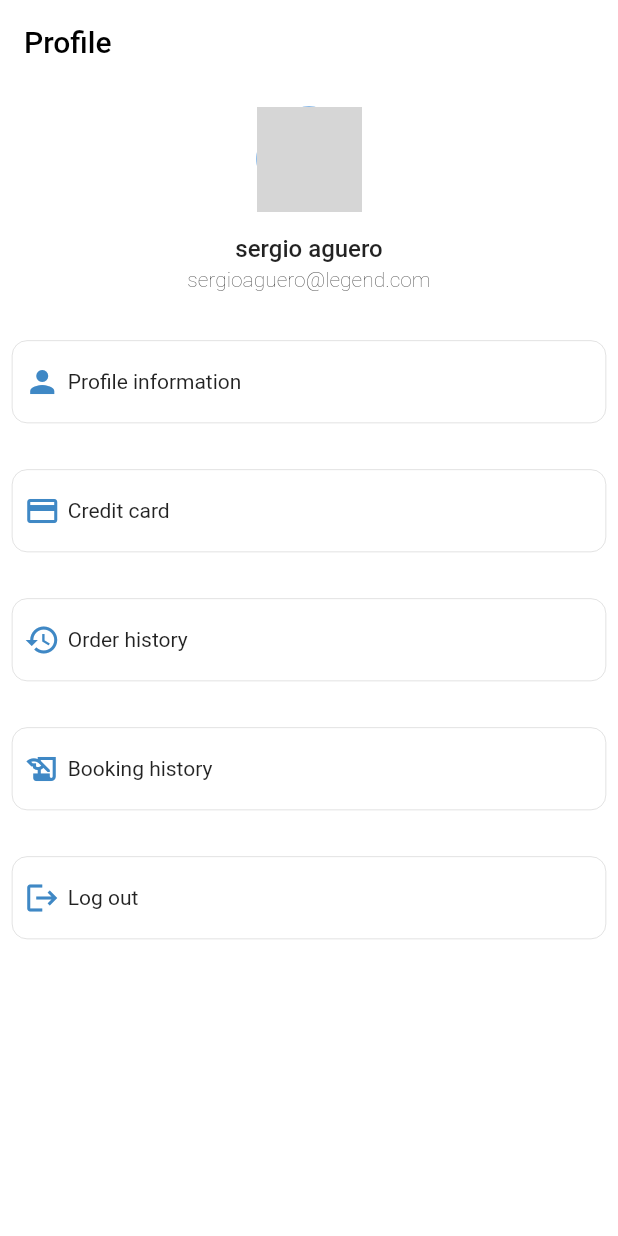
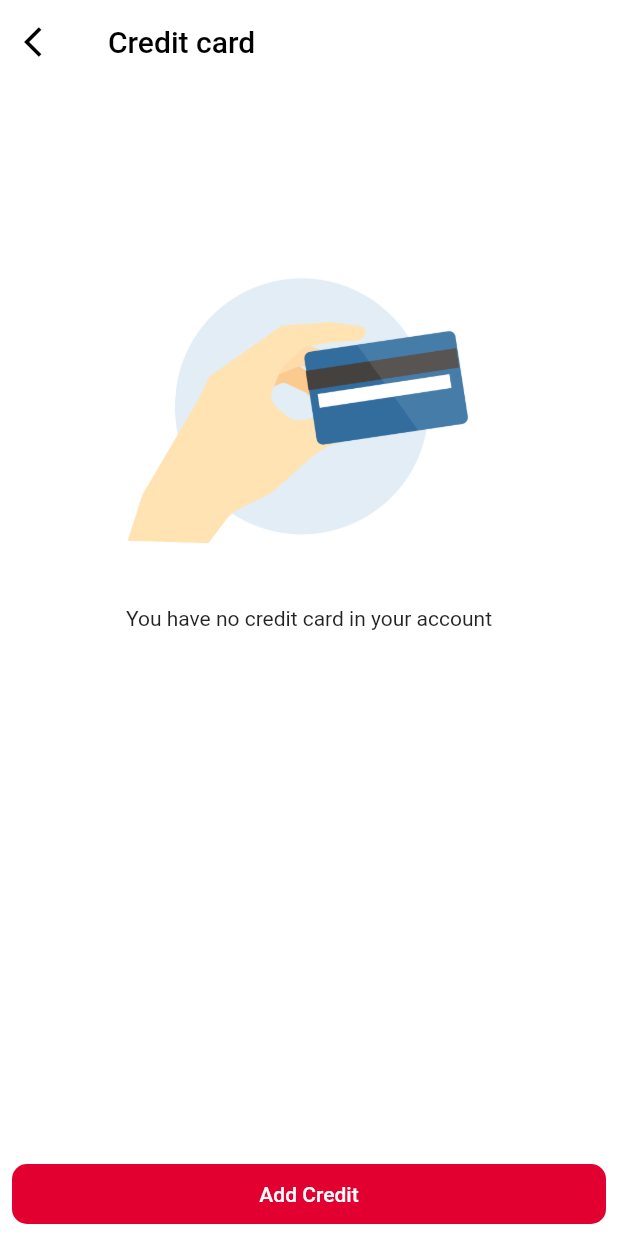
Before and after one commit to adhamdawood/Sporty_App, a Flutter app: the screen it shows after launch, after a tap on "Credit card", on a phone screen of 412 x 824 dp. Run offline on Flutter 3.47's test engine with Material 2 defaults, Android fonts, the phone set to English and light mode, and no system bars; grey boxes are pictures that could not be loaded.

Commit message:
profile details

```diff
--- /dev/null
+++ b/lib/Home/ProfileView/CreditCards.dart
@@ -0,0 +1,67 @@
+import 'package:flutter/cupertino.dart';
+import 'package:flutter/material.dart';
+import 'package:sporty_app/Home/ProfileView/CreditCardInfo.dart';
+
+class CreditCards extends StatelessWidget {
+  static const ROUTE_NAME = "Credit cards";
+  @override
+  Widget build(BuildContext context) {
+    return Scaffold(
+      backgroundColor: Colors.white,
+      appBar: AppBar(
+        leading: IconButton(
+          onPressed: () {
+            Navigator.pop(context);
+          },
+          icon: Icon(
+            Icons.arrow_back_ios,
+            color: Colors.black,
+          ),
+        ),
+        elevation: 0,
+        iconTheme: IconThemeData(color: Colors.black),
+        title: Text(
+          'Credit card',
+          style: TextStyle(color: Colors.black),
+        ),
+        backgroundColor: Colors.white,
+      ),
+      body: Column(
+
+        children: [
+          Center(
+            child: Column(
+              children: [
+                SizedBox(height: 88,),
+                Image(image: AssetImage("assets/images/hand.png"),width: 250,height: 250,),
+                SizedBox(height: 10,),
+                Text('You have no credit card in your account')
+              ],
+            ),
+          ),
+
+
+          Spacer(),
+          Padding(
+            padding: const EdgeInsets.all(8),
+            child: Container(
+
+              width: double.infinity,height: 40,
+              decoration: BoxDecoration(
+                color: const Color(0xFFE20030),
+                borderRadius: BorderRadius.circular(10),
+              ),
+
+
+              child: TextButton(
+                onPressed: (){Navigator.of(context).pushNamed(CreditCardInformation.ROUTE_NAME);},
+                child: const Text("Add Credit",style: TextStyle(color: Colors.white),),),
+            ),
+          ),
+        ],
+
+      ),
+
+    );
+  }
+}
--- a/lib/Home/ProfileView/ProfileViewScreen.dart
+++ b/lib/Home/ProfileView/ProfileViewScreen.dart
@@ -1,5 +1,8 @@
 import 'package:flutter/cupertino.dart';
 import 'package:flutter/material.dart';
+import 'package:sporty_app/Home/ProfileView/CreditCardInfo.dart';
+import 'package:sporty_app/Home/ProfileView/CreditCards.dart';
+import 'package:sporty_app/Home/ProfileView/ProfileInformation.dart';
 
 class ProfileScreen extends StatelessWidget {
   static const ROUTE_NAME = "Profile screen";
@@ -26,7 +29,7 @@ class ProfileScreen extends StatelessWidget {
               width: 70,
               height: 70,
               child: CircleAvatar(
-                  backgroundImage: AssetImage("assets/images/blank.png")),
+                  backgroundImage: AssetImage("assets/images/ManWithHead.png")),
             )),
           ),
           Padding(
@@ -41,7 +44,7 @@ class ProfileScreen extends StatelessWidget {
             style: TextStyle(fontWeight: FontWeight.w200, fontSize: 14),
           ),
           SizedBox(
-            height: 25,
+            height: 33,
           ),
           Padding(
             padding: const EdgeInsets.all(8.0),
@@ -52,7 +55,7 @@ class ProfileScreen extends StatelessWidget {
                 width: 400,
                 height: 55,
                 child: IconButton(
-                    onPressed: () {},
+                    onPressed: () {Navigator.of(context).pushNamed(ProfileInformation.ROUTE_NAME);},
                     icon: Row(
                       children: [
                         Icon(Icons.person,color: const Color(0xFF3f88c5)),
@@ -75,7 +78,7 @@ class ProfileScreen extends StatelessWidget {
                 width: 400,
                 height: 55,
                 child: IconButton(
-                    onPressed: () {},
+                    onPressed: () {Navigator.of(context).pushNamed(CreditCards.ROUTE_NAME);},
                     icon: Row(
                       children: [
                         Icon(Icons.credit_card,color: const Color(0xFF3f88c5)),
--- a/lib/main.dart
+++ b/lib/main.dart
@@ -3,6 +3,9 @@ import 'package:sporty_app/Auth/LogIn/ForgetPasswordScreen.dart';
 import 'package:sporty_app/Auth/LogIn/NewPasswordScreen.dart';
 import 'package:sporty_app/Auth/LogIn/VerificationCode.dart';
 import 'package:sporty_app/Auth/SignUp/SignUpScreen.dart';
+import 'package:sporty_app/Home/ProfileView/CreditCardInfo.dart';
+import 'package:sporty_app/Home/ProfileView/CreditCards.dart';
+import 'package:sporty_app/Home/ProfileView/ProfileInformation.dart';
 import 'package:sporty_app/Home/ProfileView/ProfileViewScreen.dart';
 import 'package:sporty_app/WelcomeScreen.dart';
 
@@ -30,7 +33,11 @@ class MyApp extends StatelessWidget {
         ForgetPasswordScreen.ROUTE_NAME:(context)=>ForgetPasswordScreen(),
         VerificationCode.ROUTE_NAME:(context)=>VerificationCode(),
         NewPasswordScreen.ROUTE_NAME:(context)=>NewPasswordScreen(),
-        ProfileScreen.ROUTE_NAME:(context)=>ProfileScreen()
+        ProfileScreen.ROUTE_NAME:(context)=>ProfileScreen(),
+        ProfileInformation.ROUTE_NAME:(context)=>ProfileInformation(),
+        CreditCardInformation.ROUTE_NAME: (context)=>CreditCardInformation(),
+        CreditCards.ROUTE_NAME: (context)=>CreditCards()
+
       },
       initialRoute: ProfileScreen.ROUTE_NAME,
 
```
Also changed, not shown: lib/Home/ProfileView/CreditCardInfo.dart (added, +86 -0 lines), lib/Home/ProfileView/ProfileInformation.dart (added, +124 -0 lines), assets/images/ManWithHead.png (added), assets/images/blank.png (added), assets/images/hand.png (added).
